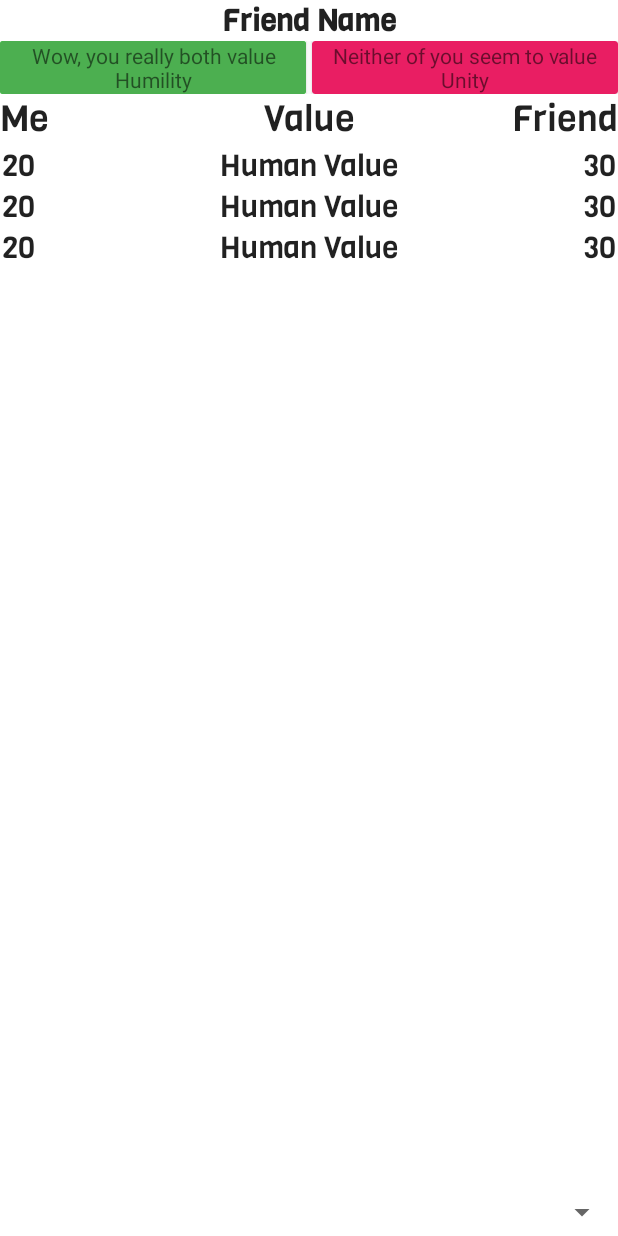
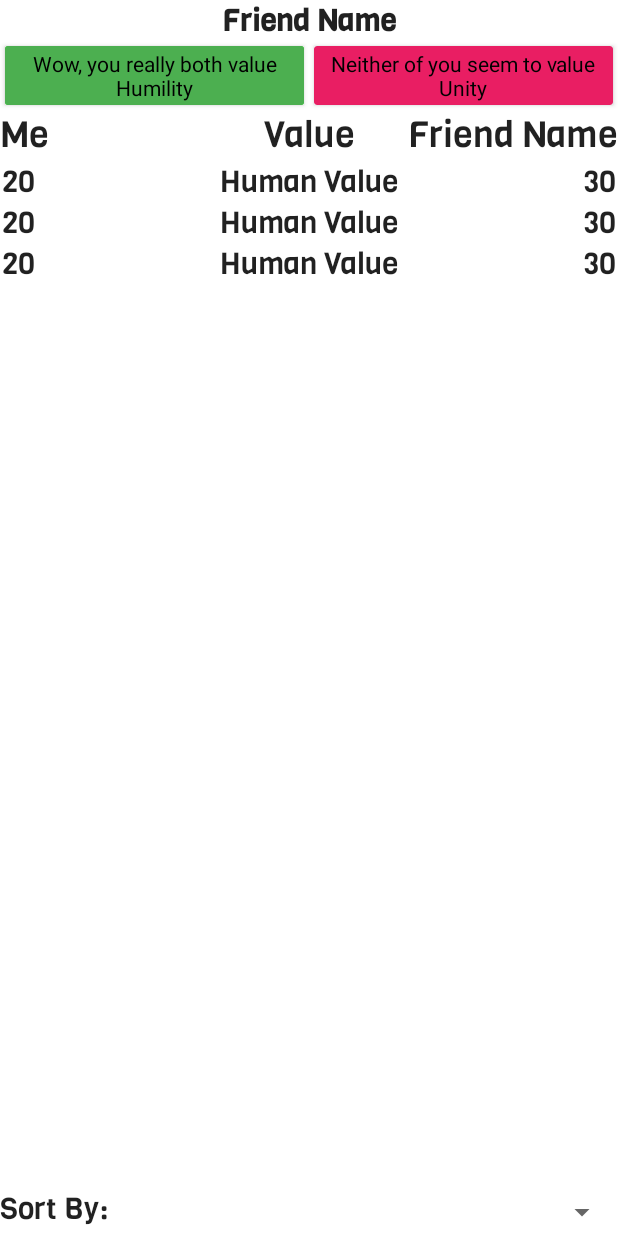
Before and after one commit to Joan-Clarke-Tech-Collective/Raderie, an Android app: the layout activity_compare.xml on its own in the app's theme, with its tools: preview values and no code run, on a phone screen of 412 x 824 dp. Run offline under Robolectric (Android 15) with nearby library versions, the phone set to English and light mode, and no system bars.

Commit message:
Made cards more readable, made them recalculate text on new sort, changed "friend" as label in activity_compare.xml to actual name.

```diff
--- a/app/src/main/res/layout/activity_compare.xml
+++ b/app/src/main/res/layout/activity_compare.xml
@@ -24,7 +24,7 @@
       <androidx.cardview.widget.CardView
           android:layout_width="match_parent"
           android:layout_height="match_parent"
-          android:layout_marginRight="3px"
+          android:layout_margin="3dp"
           android:layout_weight="1"
           app:cardBackgroundColor="#00FF0A">
 
@@ -33,7 +33,9 @@
             android:layout_width="match_parent"
             android:layout_height="match_parent"
             android:background="#4CAF50"
-            android:text='@{vM.highComparison}'
+            android:textColor="@color/black"
+            android:text='@{vM.comparisonCard1}'
+            android:padding="2dp"
             android:textAlignment="center"
             tools:text="Wow, you really both value Humility" />
       </androidx.cardview.widget.CardView>
@@ -42,7 +44,7 @@
           android:id="@+id/cardView"
           android:layout_width="match_parent"
           android:layout_height="match_parent"
-          android:layout_marginLeft="3px"
+          android:layout_margin="3dp"
           android:layout_weight="1"
           app:cardBackgroundColor="#E91E63">
 
@@ -50,7 +52,9 @@
             android:id="@+id/lowestDeltaTV"
             android:layout_width="match_parent"
             android:layout_height="match_parent"
-            android:text='@{vM.lowComparison}'
+            android:text='@{vM.comparisonCard2}'
+            android:padding="2dp"
+            android:textColor="@color/black"
             android:textAlignment="center"
             tools:text="Neither of you seem to value Unity" />
       </androidx.cardview.widget.CardView>
@@ -106,7 +110,8 @@
           android:id="@+id/friendCompareScoreTV"
           android:layout_width="wrap_content"
           android:layout_height="wrap_content"
-          android:text="@string/friend"
+          android:text="@{vM.friendNameLV}"
+          tools:text="Friend Name"
           android:textAppearance="@style/vigaFont"
           android:textSize="24sp"
           app:layout_constraintEnd_toEndOf="parent"
@@ -121,7 +126,7 @@
         android:layout_marginStart="1dp"
         android:layout_marginTop="1dp"
         android:layout_marginEnd="1dp"
-        app:layout_constraintBottom_toTopOf="@+id/sortBySpinner"
+        app:layout_constraintBottom_toTopOf="@+id/linearLayout2"
         app:layout_constraintEnd_toEndOf="parent"
         app:layout_constraintHorizontal_bias="1.0"
         app:layout_constraintStart_toStartOf="@id/compareLabelCL"
@@ -130,16 +135,29 @@
 
     </androidx.recyclerview.widget.RecyclerView>
 
-    <Spinner
-        android:id="@+id/sortBySpinner"
+    <LinearLayout
+        android:id="@+id/linearLayout2"
         android:layout_width="match_parent"
-        android:layout_height="32dp"
-        android:layout_weight="1"
-        android:entries="@{vM.entryNames}"
-        android:onItemSelected="@{(parent, view, position, id) -> vM.onSelectSortBy(position)}"
-        app:layout_constraintBottom_toBottomOf="parent"
-        app:layout_constraintEnd_toEndOf="parent"
-        app:layout_constraintStart_toStartOf="parent" />
+        android:layout_height="wrap_content"
+        android:orientation="horizontal"
+        app:layout_constraintBottom_toBottomOf="parent">
+
+      <TextView
+          android:id="@+id/textView"
+          android:layout_width="wrap_content"
+          android:layout_height="wrap_content"
+          android:layout_weight="3"
+          android:text="@string/sort_by"
+          android:textAppearance="@style/vigaFont" />
+
+      <Spinner
+          android:id="@+id/sortBySpinner"
+          customEntries="@{vM.entryNames}"
+          android:layout_width="wrap_content"
+          android:layout_height="32dp"
+          android:layout_weight="6"
+          android:onItemSelected="@{(parent, view, position, id) -> vM.onSelectSortBy(position)}" />
+    </LinearLayout>
 
   </androidx.constraintlayout.widget.ConstraintLayout>
 
```
Also changed, not shown: app/src/main/java/org/clarkecollective/raderie/ui/compare/CompareViewModel.kt (+76 -24 lines), app/src/main/res/layout/custom_sort_spinner_item.xml (added, +10 -0 lines), app/src/main/res/values/strings.xml (+7 -0 lines).
